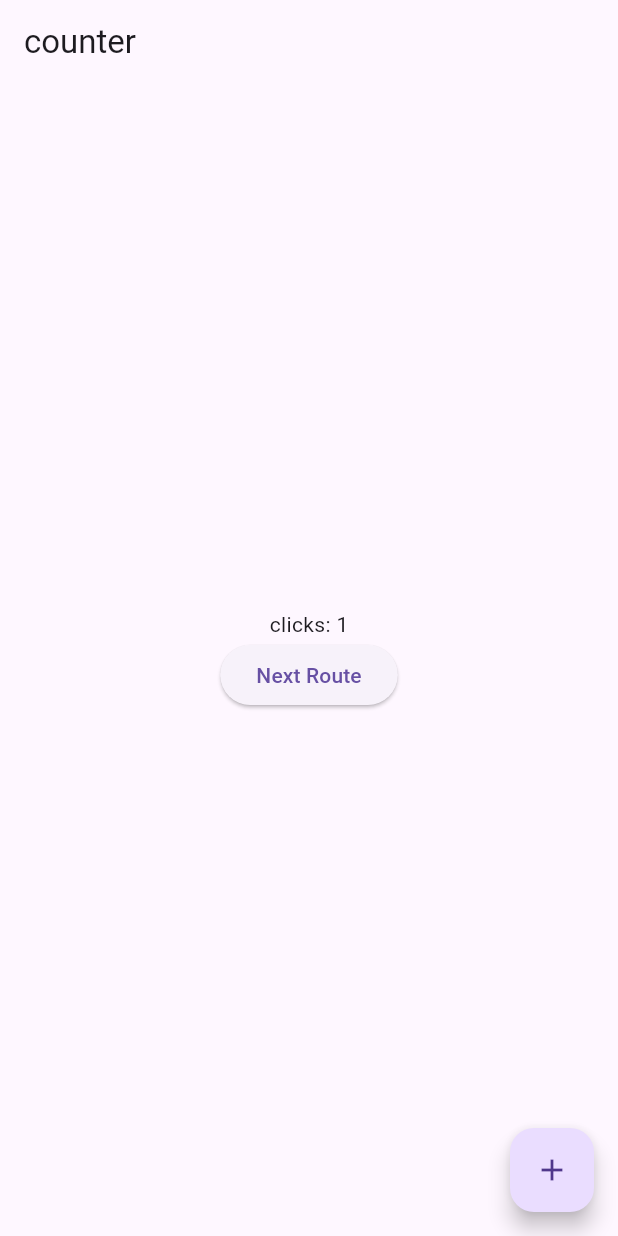
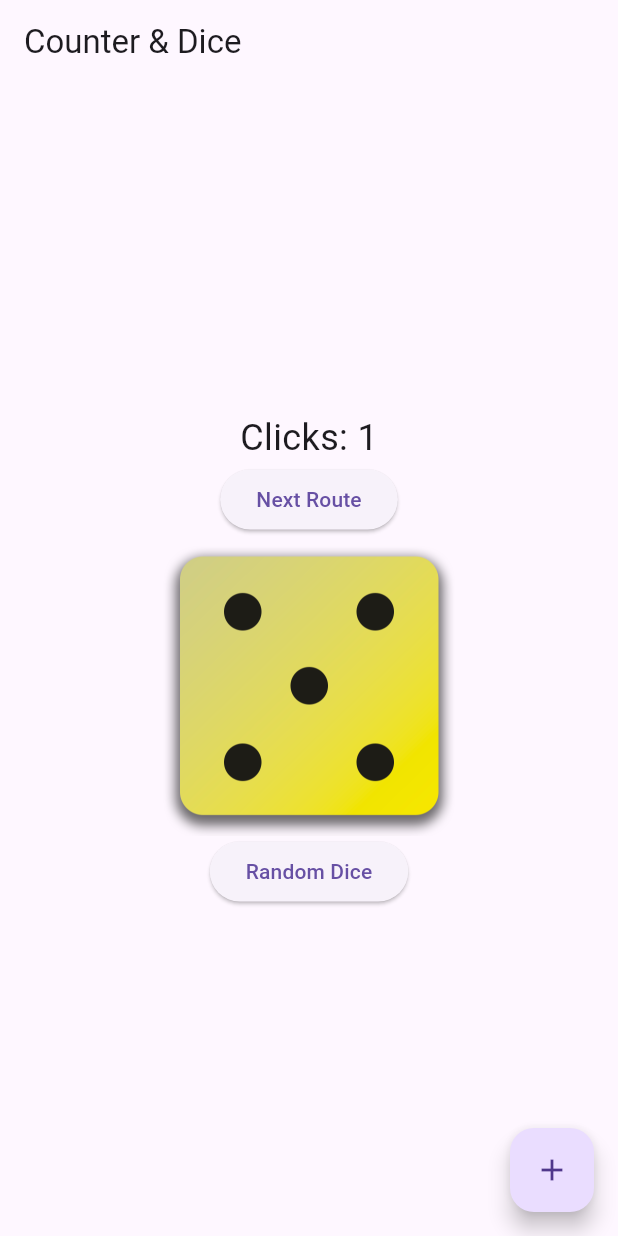
Before and after one commit to iamthien/getx_navi, a Flutter app: the screen it shows after launch, after a tap on the "add" icon, on a phone screen of 412 x 824 dp. Run offline on Flutter 3.47's test engine with Material 3 defaults, Android fonts, the phone set to English and light mode, and no system bars; our stand-ins replace get.

Commit message:
using getx to create simple dice app

```diff
--- a/lib/count_controller.dart
+++ b/lib/count_controller.dart
@@ -1,6 +1,6 @@
 import 'package:get/get.dart';
 
-class Controller extends GetxController {
+class CountController extends GetxController {
   var count = 0;
   void increment() {
     count++;
--- /dev/null
+++ b/lib/dice_controller.dart
@@ -0,0 +1,11 @@
+import 'dart:math';
+import 'package:get/get.dart';
+
+class DiceController extends GetxController {
+  var diceNum = Random().nextInt(6) + 1;
+
+  void random() {
+    diceNum = Random().nextInt(6) + 1; // Generate a random number from 1 to 6
+    update(); // Call update to rebuild the widget
+  }
+}
--- a/lib/main.dart
+++ b/lib/main.dart
@@ -1,52 +1,81 @@
 import 'package:flutter/material.dart';
 import 'package:get/get.dart';
 import 'package:getx_navi/count_controller.dart';
+import 'package:getx_navi/dice_controller.dart';
 
 void main() {
-  runApp(MaterialApp(
+  runApp(GetMaterialApp(
+    // Use GetMaterialApp instead of MaterialApp
     home: Home(),
   ));
 }
 
 //Screen 1
 class Home extends StatelessWidget {
-  final controller = Get.put(Controller());
+  final controller = Get.put(CountController());
+  final diceController = Get.put(DiceController());
+
   @override
   Widget build(BuildContext context) {
     return Scaffold(
-      appBar: AppBar(title: Text("counter")),
+      appBar: AppBar(title: const Text("Counter & Dice")),
       body: Center(
         child: Column(
           mainAxisAlignment: MainAxisAlignment.center,
           children: [
-            GetBuilder<Controller>(
-                builder: (_) => Text(
-                      'clicks: ${controller.count}',
-                    )),
+            // Counter section
+            GetBuilder<CountController>(
+              builder: (_) => Text(
+                'Clicks: ${controller.count}',
+                style: const TextStyle(fontSize: 24),
+              ),
+            ),
             ElevatedButton(
-              child: Text('Next Route'),
+              child: const Text('Next Route'),
               onPressed: () {
-                Get.to(Second());
+                Get.to(Second()); // Navigate to the second screen
               },
+            ),
+
+            // Dice section
+            GetBuilder<DiceController>(
+              builder: (_) => Image.asset(
+                "assets/dices/dice-${diceController.diceNum}.png",
+                height: 200,
+                width: 200,
+              ),
+            ),
+            ElevatedButton(
+              onPressed: () =>
+                  diceController.random(), // Call the random function
+              child: const Text("Random Dice"),
             ),
           ],
         ),
       ),
       floatingActionButton: FloatingActionButton(
-        child: Icon(Icons.add),
+        child: const Icon(Icons.add),
         onPressed: () =>
-            controller.increment(), // Use a function reference here
+            controller.increment(), // Function reference for increment
       ),
     );
   }
 }
 
 //Screen 2
-// Using Get.find() to retrieve the value of ctrl (Controller class -> where store count value)
 class Second extends StatelessWidget {
-  final Controller ctrl = Get.find();
+  final CountController ctrl = Get.find();
+
   @override
   Widget build(context) {
-    return Scaffold(body: Center(child: Text("${ctrl.count}")));
+    return Scaffold(
+      appBar: AppBar(title: const Text("Second Screen")),
+      body: Center(
+        child: Text(
+          "Count: ${ctrl.count}",
+          style: const TextStyle(fontSize: 24),
+        ),
+      ),
+    );
   }
 }
--- a/pubspec.yaml
+++ b/pubspec.yaml
@@ -63,6 +63,9 @@ flutter:
   # assets:
   #   - images/a_dot_burr.jpeg
   #   - images/a_dot_ham.jpeg
+  assets:
+    - assets/dices/
+
 
   # An image asset can refer to one or more resolution-specific "variants", see
   # https://flutter.dev/to/resolution-aware-images
```
Also changed, not shown: assets/dices/dice-1.png (added), assets/dices/dice-2.png (added), assets/dices/dice-3.png (added), assets/dices/dice-4.png (added), assets/dices/dice-5.png (added), assets/dices/dice-6.png (added).
